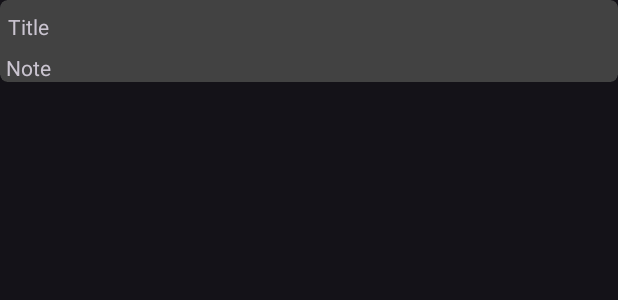
After one commit to PopovGitProjects/NoteBookSQLite, an Android app: the layout note_item.xml on its own in the app's theme, with its tools: preview values and no code run, on a phone screen of 412 x 824 dp. The commit adds this screen. Shown: the top 300 px of the screen. Run offline under Robolectric (Android 15) with nearby library versions, the phone set to English and light mode, and no system bars.

```diff
--- a/app/src/main/java/com/example/notebooksqlite/db/DBManager.kt
+++ b/app/src/main/java/com/example/notebooksqlite/db/DBManager.kt
@@ -40,7 +40,8 @@ class DBManager(context: Context) {
                 val id = cursor?.getString(cursor.getColumnIndex(BaseColumns._ID))
                 val title = cursor?.getString(cursor.getColumnIndex(DBConstants.COLUMN_NAME_TITLE))
                 val content = cursor?.getString(cursor.getColumnIndex(DBConstants.COLUMN_NAME_CONTENT))
-                dataList.add(Model(id.toString(),title.toString(), content.toString()))
+                val uri = cursor?.getString(cursor.getColumnIndex(DBConstants.COLUMN_IMAGE_URI))
+                dataList.add(Model(id.toString(),title.toString(), content.toString(), uri.toString()))
             }
         }
         cursor?.close()
--- a/app/src/main/java/com/example/notebooksqlite/models/Model.kt
+++ b/app/src/main/java/com/example/notebooksqlite/models/Model.kt
@@ -1,7 +1,10 @@
 package com.example.notebooksqlite.models
+
+import android.net.Uri
 
 data class Model(
     val id: String,
     val title: String,
-    val content: String
+    val content: String,
+    val uri: String
 )
--- a/app/src/main/res/layout/fragment_add.xml
+++ b/app/src/main/res/layout/fragment_add.xml
@@ -100,9 +100,7 @@
             android:id="@+id/imgAdded"
             android:layout_width="0dp"
             android:layout_height="0dp"
-            android:padding="3dp"
-            android:backgroundTint="@color/white"
-            android:src="@drawable/toolbar_background"
+            android:layout_margin="3dp"
             app:layout_constraintBottom_toBottomOf="parent"
             app:layout_constraintEnd_toEndOf="parent"
             app:layout_constraintStart_toStartOf="parent"
--- a/app/src/main/res/layout/fragment_main.xml
+++ b/app/src/main/res/layout/fragment_main.xml
@@ -23,7 +23,7 @@
                 android:src="@drawable/toolbar_background"
                 android:scaleType="centerCrop"
                 app:layout_collapseMode="parallax"
-                />
+                android:contentDescription="@string/image_view" />
             <androidx.appcompat.widget.Toolbar
                 android:id="@+id/tbFirst"
                 android:layout_width="match_parent"
--- /dev/null
+++ b/app/src/main/res/layout/note_item.xml
@@ -0,0 +1,46 @@
+<?xml version="1.0" encoding="utf-8"?>
+<androidx.cardview.widget.CardView xmlns:android="http://schemas.android.com/apk/res/android"
+    xmlns:app="http://schemas.android.com/apk/res-auto"
+    xmlns:tools="http://schemas.android.com/tools"
+    android:layout_width="match_parent"
+    android:layout_height="wrap_content"
+    app:cardCornerRadius="5dp">
+
+    <androidx.constraintlayout.widget.ConstraintLayout
+        android:layout_width="match_parent"
+        android:layout_height="match_parent">
+
+        <TextView
+            android:id="@+id/itemTitle"
+            android:layout_width="wrap_content"
+            android:layout_height="wrap_content"
+            android:layout_marginStart="5dp"
+            android:layout_marginTop="8dp"
+            app:layout_constraintStart_toStartOf="parent"
+            app:layout_constraintTop_toTopOf="parent"
+            tools:text="Title" />
+
+        <TextView
+            android:id="@+id/itemNote"
+            android:layout_width="wrap_content"
+            android:layout_height="wrap_content"
+            android:layout_marginTop="8dp"
+            app:layout_constraintEnd_toEndOf="@+id/itemTitle"
+            app:layout_constraintStart_toStartOf="@+id/itemTitle"
+            app:layout_constraintTop_toBottomOf="@+id/itemTitle"
+            tools:text="Note" />
+
+        <ImageView
+            android:id="@+id/itemImgView"
+            android:layout_width="wrap_content"
+            android:layout_height="wrap_content"
+            app:layout_constraintEnd_toEndOf="parent"
+            android:visibility="gone"
+            app:layout_constraintHorizontal_bias="1.0"
+            app:layout_constraintStart_toEndOf="@+id/itemTitle"
+            app:layout_constraintTop_toTopOf="parent"
+            tools:srcCompat="@tools:sample/avatars"
+            android:contentDescription="@string/image_view" />
+    </androidx.constraintlayout.widget.ConstraintLayout>
+
+</androidx.cardview.widget.CardView>
--- a/app/src/main/res/navigation/nav_graph.xml
+++ b/app/src/main/res/navigation/nav_graph.xml
@@ -18,5 +18,9 @@
         android:id="@+id/addFragment"
         android:name="com.example.notebooksqlite.screens.AddFragment"
         android:label="fragment_add"
-        tools:layout="@layout/fragment_add" />
+        tools:layout="@layout/fragment_add" >
+        <action
+            android:id="@+id/action_addFragment_to_mainFragment"
+            app:destination="@id/mainFragment" />
+    </fragment>
 </navigation>
--- a/app/src/main/res/values/strings.xml
+++ b/app/src/main/res/values/strings.xml
@@ -4,4 +4,5 @@
     <string name="title">Title</string>
     <string name="add_note">Add note</string>
     <string name="note">Note</string>
+    <string name="image_view">Image view</string>
 </resources>
```
Also changed, not shown: app/src/main/java/com/example/notebooksqlite/adapters/Adapter.kt (added, +42 -0 lines), app/src/main/java/com/example/notebooksqlite/screens/AddFragment.kt (+33 -11 lines), app/src/main/java/com/example/notebooksqlite/screens/MainFragment.kt (+28 -15 lines).
